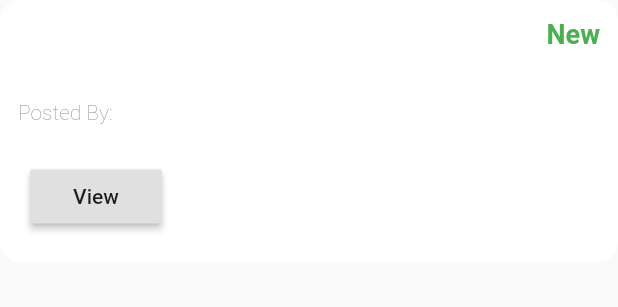
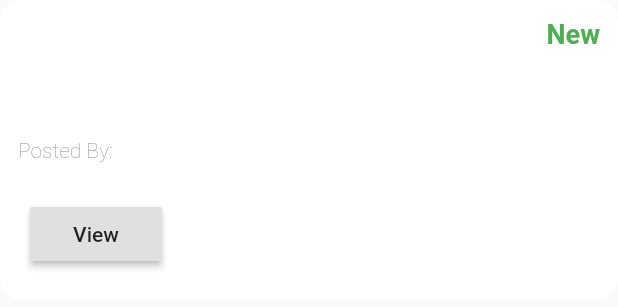
Before and after one commit to PatelIsh444/AdviceBee-Admin-Panel, a Flutter app: the ReportCell widget shown alone on an empty page, opened directly with empty values, on a phone screen of 412 x 824 dp. Shown: the top 307 px of the screen. Run offline on Flutter 3.47's test engine with Material 2 defaults, Android fonts, the phone set to English and light mode, and no system bars; our stand-ins replace auto_size_text, charts_flutter, cloud_firestore, firebase_auth; missing offline and left inert: navigation_rail; accounts and stored records are empty; network calls fail.

Commit message:
add extra height to report cells

```diff
--- a/admin_panel/lib/Screens/Reports/report_cell.dart
+++ b/admin_panel/lib/Screens/Reports/report_cell.dart
@@ -16,7 +16,7 @@ class ReportCell extends StatelessWidget {
           borderRadius: BorderRadius.circular(14),
         ),
       width: 450,
-      height: 175,
+      height: 200,
       child: Padding(
         padding: EdgeInsets.all(12),
         child: Column(
```
